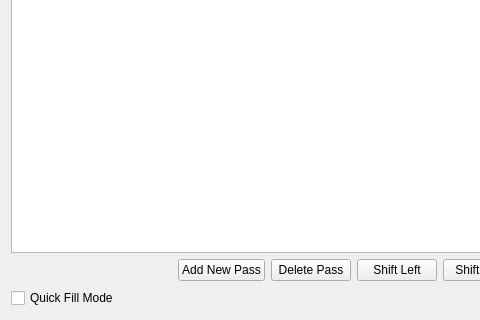
gill14/AccuPatt, file resources/passManager.ui: the form before one commit; both pictures show x 0 to 480 and y 274 to 594 of the 700 by 594 pixel window.
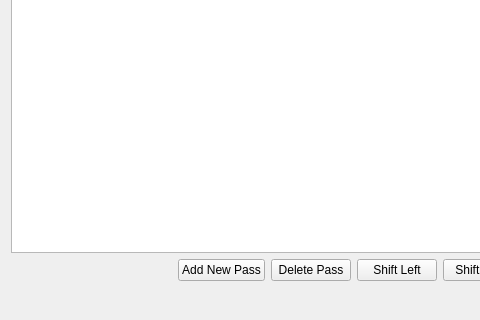
The form after the commit. Icons and pictures are not drawn.

Patch:
```diff
--- a/resources/passManager.ui
+++ b/resources/passManager.ui
@@ -104,13 +104,6 @@
    </item>
    <item>
     <layout class="QHBoxLayout" name="horizontalLayout_2">
-     <item>
-      <widget class="QCheckBox" name="checkBoxQuickFillMode">
-       <property name="text">
-        <string>Quick Fill Mode</string>
-       </property>
-      </widget>
-     </item>
      <item>
       <spacer name="horizontalSpacer">
        <property name="orientation">
```
